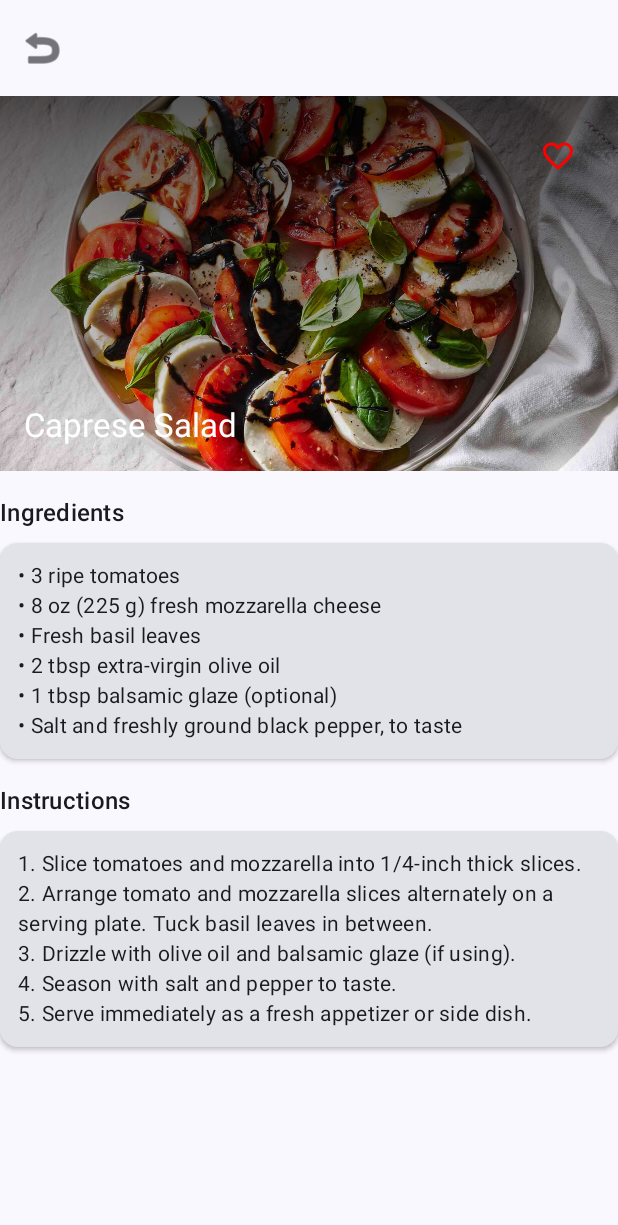
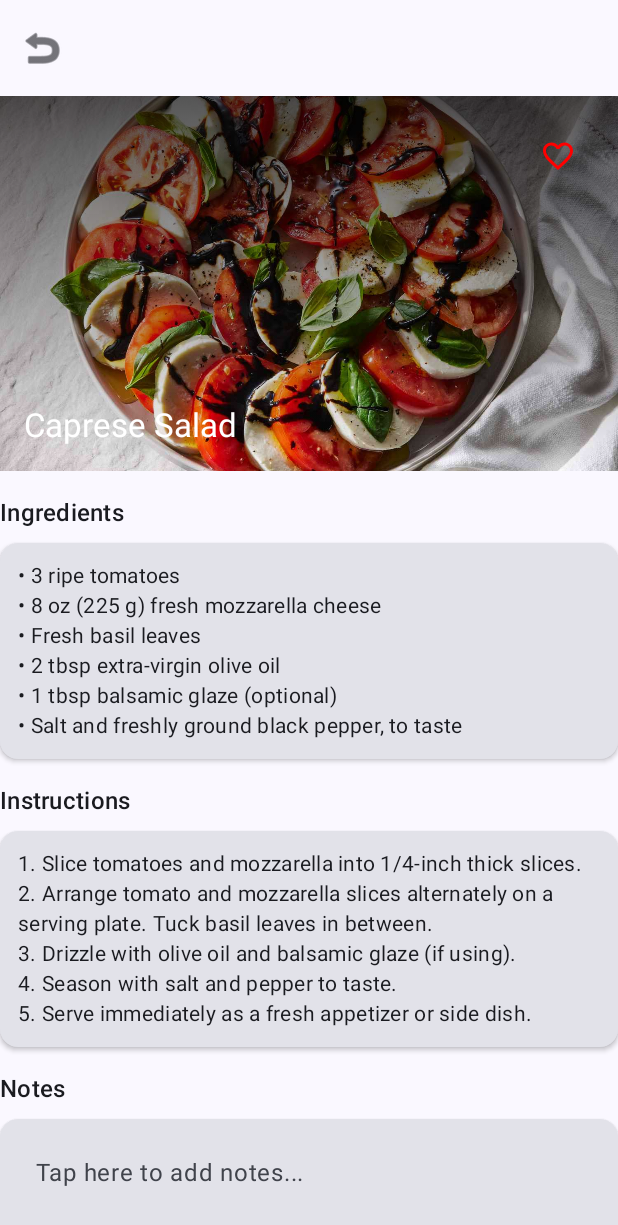
Before and after one commit to dalee2001/Recipe-Android-App, an Android app built with Jetpack Compose: the screen it shows after launch (MainActivity), after a tap on "Caprese Salad", on a phone screen of 412 x 824 dp. Shown: the top 1225 px of the screen. Run offline under Robolectric (Android 15) with nearby library versions, the phone set to English and light mode, and no system bars.

Commit message:
Add notes feature with persistent storage and favorites

```diff
--- a/app/build.gradle.kts
+++ b/app/build.gradle.kts
@@ -62,6 +62,7 @@ dependencies {
     debugImplementation(libs.androidx.ui.test.manifest)
     implementation(libs.androidx.lifecycle.viewmodel.compose)
     implementation(libs.androidx.navigation.compose.v280)
+    implementation(libs.androidx.datastore.preferences.v100)
 
 
 
--- a/app/src/main/java/com/zybooks/recipeapp/NavGraph.kt
+++ b/app/src/main/java/com/zybooks/recipeapp/NavGraph.kt
@@ -2,16 +2,28 @@ package com.zybooks.recipeapp
 
 import androidx.compose.runtime.Composable
 import androidx.compose.runtime.collectAsState
+import androidx.compose.ui.platform.LocalContext
+import androidx.lifecycle.viewmodel.compose.viewModel
 import androidx.navigation.compose.NavHost
 import androidx.navigation.compose.composable
 import androidx.navigation.compose.rememberNavController
+import com.zybooks.recipeapp.data.RecipePreferences
 import com.zybooks.recipeapp.screens.FavoritesScreen
 import com.zybooks.recipeapp.screens.RecipeDetailScreen
 import com.zybooks.recipeapp.screens.RecipeGalleryScreen
 
 @Composable
-fun NavGraph(viewModel: RecipeViewModel) {
+fun NavGraph() {
     val navController = rememberNavController()
+    val context = LocalContext.current
+
+    // Initialize RecipePreferences
+    val recipePreferences = RecipePreferences(context)
+
+    // Create the ViewModel with RecipePreferences using the factory
+    val viewModel: RecipeViewModel = viewModel(
+        factory = RecipeViewModelFactory(recipePreferences)
+    )
 
     NavHost(
         navController = navController,
@@ -26,26 +38,26 @@ fun NavGraph(viewModel: RecipeViewModel) {
                     viewModel.selectRecipe(recipe)
                     navController.navigate("detail/${recipe.id}")
                 },
-                onFavoritesClick = {
-                    navController.navigate("favorites")
-                }
+                onFavoritesClick = { navController.navigate("favorites") }
             )
         }
 
         // Recipe Detail Screen
         composable("detail/{recipeId}") { backStackEntry ->
             val recipeId = backStackEntry.arguments?.getString("recipeId")?.toIntOrNull()
-            val recipe = viewModel.recipes.collectAsState().value.find { it.id == recipeId }
-            recipe?.let {
+            val selectedRecipe = viewModel.recipes.collectAsState().value.find { it.id == recipeId }
+
+            selectedRecipe?.let { recipe ->
                 RecipeDetailScreen(
-                    recipe = it,
+                    recipe = recipe,
+                    viewModel = viewModel,
                     onBackClick = { navController.popBackStack() },
-                    onFavoritesClick = { viewModel.toggleFavorite(it) } // HERE
+                    onFavoritesClick = { viewModel.toggleFavorite(recipe) }
                 )
             }
         }
 
-        // Favorites Screen (placeholder)
+        // Favorites Screen
         composable("favorites") {
             val favoriteRecipes = viewModel.recipes.collectAsState().value.filter { it.isFavorite }
             FavoritesScreen(
@@ -57,6 +69,5 @@ fun NavGraph(viewModel: RecipeViewModel) {
                 }
             )
         }
-
     }
 }
--- a/app/src/main/java/com/zybooks/recipeapp/RecipeApp.kt
+++ b/app/src/main/java/com/zybooks/recipeapp/RecipeApp.kt
@@ -1,9 +1,8 @@
 package com.zybooks.recipeapp
 
 import androidx.compose.runtime.Composable
-import androidx.lifecycle.viewmodel.compose.viewModel
 
 @Composable
-fun RecipeApp(viewModel: RecipeViewModel = viewModel()) {
-    NavGraph(viewModel = viewModel)
+fun RecipeApp() {
+    NavGraph() // don't pass viewModel
 }
--- a/app/src/main/java/com/zybooks/recipeapp/RecipeViewModel.kt
+++ b/app/src/main/java/com/zybooks/recipeapp/RecipeViewModel.kt
@@ -1,15 +1,16 @@
 package com.zybooks.recipeapp
 
-import androidx.compose.runtime.getValue
-import androidx.compose.runtime.mutableStateOf
-import androidx.compose.runtime.setValue
 import androidx.lifecycle.ViewModel
+import androidx.lifecycle.viewModelScope
 import com.zybooks.recipeapp.data.Recipe
+import com.zybooks.recipeapp.data.RecipePreferences
 import com.zybooks.recipeapp.data.RecipeRepository
 import kotlinx.coroutines.flow.MutableStateFlow
 import kotlinx.coroutines.flow.StateFlow
+import kotlinx.coroutines.flow.first
+import kotlinx.coroutines.launch
 
-class RecipeViewModel : ViewModel() {
+class RecipeViewModel(private val recipePreferences: RecipePreferences) : ViewModel() {
     private val repository = RecipeRepository()
     private val _recipes = MutableStateFlow<List<Recipe>>(repository.getAllRecipes())
     val recipes: StateFlow<List<Recipe>> = _recipes
@@ -17,20 +18,58 @@ class RecipeViewModel : ViewModel() {
     private val _selectedRecipe = MutableStateFlow<Recipe?>(null)
     val selectedRecipe: StateFlow<Recipe?> = _selectedRecipe
 
+    init {
+        // Load favorites and notes from DataStore
+        viewModelScope.launch {
+            val favorites = recipePreferences.getFavorites().first()
+            val notes = recipePreferences.getNotes().first()
+
+            val updatedList = _recipes.value.map { recipe ->
+                recipe.copy(
+                    isFavorite = favorites.contains(recipe.id),
+                    note = notes[recipe.id] ?: ""
+                )
+            }
+            _recipes.value = updatedList
+        }
+    }
+
     fun selectRecipe(recipe: Recipe) {
         _selectedRecipe.value = recipe
     }
 
-    // Toggle favorite status
+    // Toggle favorite status and save to DataStore
     fun toggleFavorite(recipe: Recipe) {
         val updatedList = _recipes.value.map {
             if (it.id == recipe.id) it.copy(isFavorite = !it.isFavorite) else it
         }
         _recipes.value = updatedList
 
-        // If the currently selected recipe is the one toggled, update it too
-        if (_selectedRecipe.value?.id == recipe.id) {
-            _selectedRecipe.value = _selectedRecipe.value?.copy(isFavorite = !recipe.isFavorite)
+        _selectedRecipe.value = _selectedRecipe.value?.let {
+            if (it.id == recipe.id) it.copy(isFavorite = !recipe.isFavorite) else it
+        }
+
+        // Save updated favorites to DataStore
+        viewModelScope.launch {
+            val favorites = _recipes.value.filter { it.isFavorite }.map { it.id }.toSet()
+            recipePreferences.setFavorites(favorites)
+        }
+    }
+
+    // Update note for a recipe and save to DataStore
+    fun updateNote(recipe: Recipe, note: String) {
+        val updatedList = _recipes.value.map {
+            if (it.id == recipe.id) it.copy(note = note) else it
+        }
+        _recipes.value = updatedList
+
+        _selectedRecipe.value = _selectedRecipe.value?.let {
+            if (it.id == recipe.id) it.copy(note = note) else it
+        }
+
+        // Save note to DataStore
+        viewModelScope.launch {
+            recipePreferences.setNote(recipe.id, note)
         }
     }
 }
--- /dev/null
+++ b/app/src/main/java/com/zybooks/recipeapp/RecipeViewModelFactory.kt
@@ -0,0 +1,18 @@
+package com.zybooks.recipeapp
+
+import androidx.lifecycle.ViewModel
+import androidx.lifecycle.ViewModelProvider
+import com.zybooks.recipeapp.data.RecipePreferences
+
+class RecipeViewModelFactory(
+    private val recipePreferences: RecipePreferences
+) : ViewModelProvider.Factory {
+
+    @Suppress("UNCHECKED_CAST")
+    override fun <T : ViewModel> create(modelClass: Class<T>): T {
+        if (modelClass.isAssignableFrom(RecipeViewModel::class.java)) {
+            return RecipeViewModel(recipePreferences) as T
+        }
+        throw IllegalArgumentException("Unknown ViewModel class")
+    }
+}
--- a/app/src/main/java/com/zybooks/recipeapp/data/Recipe.kt
+++ b/app/src/main/java/com/zybooks/recipeapp/data/Recipe.kt
@@ -22,5 +22,7 @@ data class Recipe(
     val ingredients: List<String>,     // List of ingredient names
     val instructions: String,          // Step-by-step instructions
     val imageResId: Int? = null,       // Optional local drawable resource ID
-    var isFavorite: Boolean = false    // Tracks if recipe is favorited
+    var isFavorite: Boolean = false,    // Tracks if recipe is favorited
+    var note: String = ""
+
 )
--- /dev/null
+++ b/app/src/main/java/com/zybooks/recipeapp/data/RecipePreferences.kt
@@ -0,0 +1,55 @@
+package com.zybooks.recipeapp.data
+
+import android.content.Context
+import androidx.datastore.preferences.core.*
+import androidx.datastore.preferences.preferencesDataStore
+import kotlinx.coroutines.flow.Flow
+import kotlinx.coroutines.flow.map
+import kotlinx.coroutines.flow.first
+
+// Extension property for DataStore
+val Context.dataStore by preferencesDataStore(name = "recipe_preferences")
+
+class RecipePreferences(private val context: Context) {
+
+    companion object {
+        private val FAVORITES_KEY = stringSetPreferencesKey("favorites")
+        private fun noteKey(recipeId: Int) = stringPreferencesKey("note_$recipeId")
+    }
+
+    /** Get all favorite recipe IDs as a Flow<Set<Int>> */
+    fun getFavorites(): Flow<Set<Int>> = context.dataStore.data.map { prefs ->
+        prefs[FAVORITES_KEY]?.map { it.toInt() }?.toSet() ?: emptySet()
+    }
+
+    /** Save favorite recipe IDs */
+    suspend fun setFavorites(favorites: Set<Int>) {
+        context.dataStore.edit { prefs ->
+            prefs[FAVORITES_KEY] = favorites.map { it.toString() }.toSet()
+        }
+    }
+
+    /** Get all notes as Flow<Map<Int, String>> */
+    fun getNotes(): Flow<Map<Int, String>> = context.dataStore.data.map { prefs ->
+        prefs.asMap()
+            .filter { it.key.name.startsWith("note_") }
+            .map { entry ->
+                val id = entry.key.name.removePrefix("note_").toInt()
+                id to (entry.value as String)
+            }.toMap()
+    }
+
+    /** Save or update note for a recipe */
+    suspend fun setNote(recipeId: Int, note: String) {
+        context.dataStore.edit { prefs ->
+            prefs[noteKey(recipeId)] = note
+        }
+    }
+
+    /** Optional: get note for a single recipe */
+    suspend fun getNote(recipeId: Int): String {
+        return context.dataStore.data.map { prefs ->
+            prefs[noteKey(recipeId)] ?: ""
+        }.first()
+    }
+}
--- a/app/src/main/java/com/zybooks/recipeapp/screens/RecipeDetailScreen.kt
+++ b/app/src/main/java/com/zybooks/recipeapp/screens/RecipeDetailScreen.kt
@@ -9,7 +9,7 @@ import androidx.compose.material.icons.Icons
 import androidx.compose.material.icons.filled.Favorite
 import androidx.compose.material.icons.filled.FavoriteBorder
 import androidx.compose.material3.*
-import androidx.compose.runtime.Composable
+import androidx.compose.runtime.*
 import androidx.compose.ui.Alignment
 import androidx.compose.ui.Modifier
 import androidx.compose.ui.graphics.Brush
@@ -17,16 +17,20 @@ import androidx.compose.ui.graphics.Color
 import androidx.compose.ui.layout.ContentScale
 import androidx.compose.ui.res.painterResource
 import androidx.compose.ui.unit.dp
+import androidx.lifecycle.viewmodel.compose.viewModel
+import com.zybooks.recipeapp.RecipeViewModel
 import com.zybooks.recipeapp.data.Recipe
-import androidx.compose.material3.TopAppBarDefaults
 
 @OptIn(ExperimentalMaterial3Api::class)
 @Composable
 fun RecipeDetailScreen(
     recipe: Recipe,
+    viewModel: RecipeViewModel,
     onBackClick: () -> Unit,
     onFavoritesClick: () -> Unit
 ) {
+    var note by remember { mutableStateOf(recipe.note ?: "") }
+
     Scaffold(
         topBar = {
             TopAppBar(
@@ -61,7 +65,6 @@ fun RecipeDetailScreen(
                     )
                 }
 
-                // Gradient overlay
                 Box(
                     modifier = Modifier
                         .fillMaxWidth()
@@ -81,7 +84,6 @@ fun RecipeDetailScreen(
                         .padding(16.dp)
                 )
 
-                // Heart icon button for favorites
                 IconButton(
                     onClick = onFavoritesClick,
                     modifier = Modifier
@@ -99,11 +101,7 @@ fun RecipeDetailScreen(
 
             Spacer(modifier = Modifier.height(16.dp))
 
-            // Ingredients
-            Text(
-                text = "Ingredients",
-                style = MaterialTheme.typography.titleMedium
-            )
+            Text(text = "Ingredients", style = MaterialTheme.typography.titleMedium)
             Spacer(modifier = Modifier.height(8.dp))
             Card(
                 modifier = Modifier.fillMaxWidth(),
@@ -118,11 +116,7 @@ fun RecipeDetailScreen(
 
             Spacer(modifier = Modifier.height(16.dp))
 
-            // Instructions
-            Text(
-                text = "Instructions",
-                style = MaterialTheme.typography.titleMedium
-            )
+            Text(text = "Instructions", style = MaterialTheme.typography.titleMedium)
             Spacer(modifier = Modifier.height(8.dp))
             Card(
                 modifier = Modifier.fillMaxWidth(),
@@ -134,6 +128,38 @@ fun RecipeDetailScreen(
             }
 
             Spacer(modifier = Modifier.height(16.dp))
+
+            Text(text = "Notes", style = MaterialTheme.typography.titleMedium)
+            Spacer(modifier = Modifier.height(8.dp))
+            Card(
+                modifier = Modifier
+                    .fillMaxWidth()
+                    .heightIn(min = 100.dp),
+                elevation = CardDefaults.cardElevation(2.dp)
+            ) {
+                TextField(
+                    value = note,
+                    onValueChange = {
+                        note = it
+                        viewModel.updateNote(recipe, it) // directly update the ViewModel
+                    },
+                    placeholder = { Text("Tap here to add notes...") },
+                    modifier = Modifier
+                        .fillMaxSize()
+                        .padding(8.dp),
+                    colors = TextFieldDefaults.colors(
+                        focusedContainerColor = Color.Transparent,
+                        unfocusedContainerColor = Color.Transparent,
+                        disabledContainerColor = Color.Transparent,
+                        focusedIndicatorColor = Color.Transparent,
+                        unfocusedIndicatorColor = Color.Transparent,
+                        disabledIndicatorColor = Color.Transparent,
+                        cursorColor = Color.Black
+                    )
+                )
+            }
+
+            Spacer(modifier = Modifier.height(16.dp))
         }
     }
 }
--- a/gradle/libs.versions.toml
+++ b/gradle/libs.versions.toml
@@ -1,5 +1,6 @@
 [versions]
 agp = "8.12.3"
+datastorePreferences = "1.0.0"
 kotlin = "2.0.21"
 coreKtx = "1.17.0"
 junit = "4.13.2"
@@ -16,6 +17,7 @@ material3 = "1.1.1"
 
 [libraries]
 androidx-core-ktx = { group = "androidx.core", name = "core-ktx", version.ref = "coreKtx" }
+androidx-datastore-preferences-v100 = { module = "androidx.datastore:datastore-preferences", version.ref = "datastorePreferences" }
 androidx-lifecycle-viewmodel-compose = { module = "androidx.lifecycle:lifecycle-viewmodel-compose", version.ref = "lifecycleRuntimeKtx" }
 androidx-navigation-compose-v280 = { module = "androidx.navigation:navigation-compose", version.ref = "navigationComposeVersion" }
 junit = { group = "junit", name = "junit", version.ref = "junit" }
@@ -34,6 +36,7 @@ androidx-material3 = { group = "androidx.compose.material3", name = "material3",
 androidx-runtime = { group = "androidx.compose.runtime", name = "runtime", version.ref = "runtime" }
 androidx-ui-text = { group = "androidx.compose.ui", name = "ui-text", version.ref = "uiText" }
 androidx-navigation-compose = { group = "androidx.navigation", name = "navigation-compose", version.ref = "navigationCompose" }
+androidx-datastore-preferences = { group = "androidx.datastore", name = "datastore-preferences", version = "1.1.0" }
 
 [plugins]
 android-application = { id = "com.android.application", version.ref = "agp" }
```
